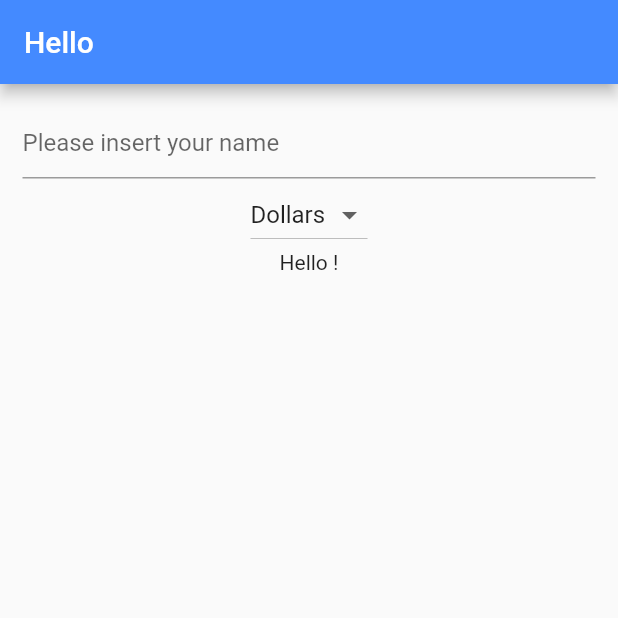
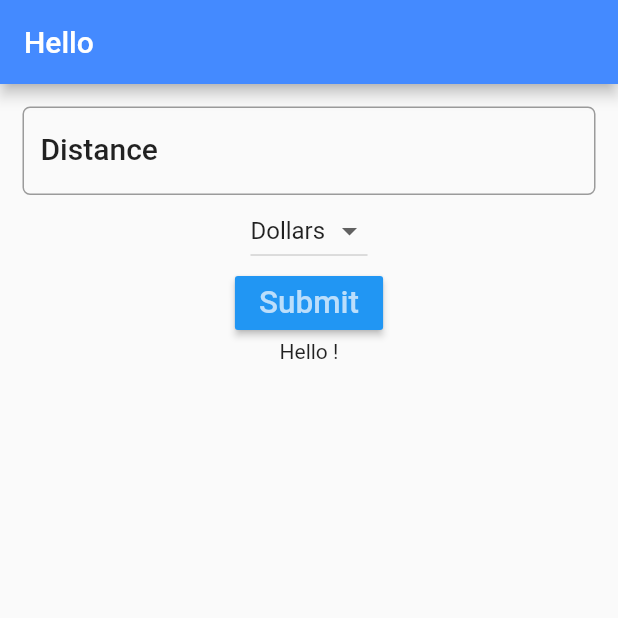
Before and after one commit to n1lt0n/trip_app_cost, a Flutter app: the screen it shows after launch, on a phone screen of 412 x 824 dp, the top half of it. Run offline on Flutter 3.47's test engine with Material 2 defaults, Android fonts, the phone set to English and light mode, and no system bars.

```diff
--- a/lib/main.dart
+++ b/lib/main.dart
@@ -7,27 +7,29 @@ class MyApp extends StatelessWidget {
   @override
   Widget build(BuildContext context) {
     return MaterialApp(
-      title: 'Hello You',
+      title: 'Trip Cost Calculator',
       theme: ThemeData(
         primarySwatch: Colors.blue,
       ),
-      home: new HelloYou(),
+      home: new FuelForm(),
     );
   }
 }
 
-class HelloYou extends StatefulWidget {
+class FuelForm extends StatefulWidget {
   @override
-  State<StatefulWidget> createState() => _HelloYouState();
+  State<StatefulWidget> createState() => FuelFormState();
 }
 
-class _HelloYouState extends State<HelloYou> {
-  String name = '';
+class FuelFormState extends State<FuelForm> {
+  String result = '';
   final _currencies = ['Dollars', 'Euro', 'Pounds'];
   String _currency = 'Dollars';
+  TextEditingController distanceController = TextEditingController();
 
   @override
   Widget build(BuildContext context) {
+    TextStyle textStyle = Theme.of(context).textTheme.title;
     return Scaffold(
       appBar: AppBar(
         title: Text("Hello"),
@@ -38,12 +40,16 @@ class _HelloYouState extends State<HelloYou> {
         child: Column(
           children: <Widget>[
             TextField(
-              decoration: InputDecoration(hintText: 'Please insert your name'),
-              onChanged: (String string) {
-                setState(() {
-                  name = string;
-                });
-              },
+              controller: distanceController,
+              decoration: InputDecoration(
+                labelText: 'Distance',
+                hintText: 'e.g. 124',
+                labelStyle: textStyle,
+                border: OutlineInputBorder(
+                  borderRadius: BorderRadius.circular(5.0)
+                )
+              ),
+              keyboardType: TextInputType.number,
             ),
             DropdownButton<String>(
                 items: _currencies.map((String value) {
@@ -54,7 +60,20 @@ class _HelloYouState extends State<HelloYou> {
                 onChanged: (String value) {
                   _onDropDownChanged(value);
                 }),
-            Text('Hello ' + name + '!')
+                RaisedButton(
+                  color: Theme.of(context).primaryColor,
+                  textColor: Theme.of(context).primaryColorLight,
+                  child: Text(
+                    'Submit',
+                    textScaleFactor: 1.5,
+                  ),
+                  onPressed: (){
+                    setState(() {
+                      result = distanceController.text;
+                    });
+                  }
+                ),
+            Text('Hello ' + result + '!')
           ],
         ),
       ),
```
